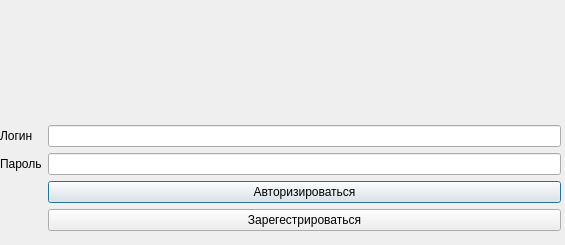
Qt form client/auth_window.ui (Olovat/ChatApp) before a commit.
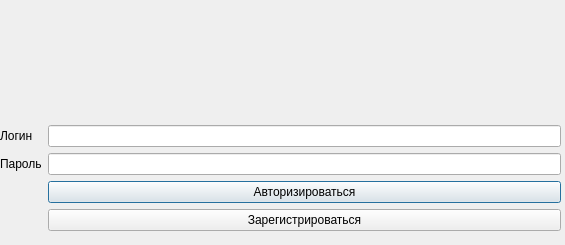
The same form after that commit.

Diff of the .ui file:
```diff
--- a/client/auth_window.ui
+++ b/client/auth_window.ui
@@ -56,7 +56,7 @@
     <item row="6" column="1">
      <widget class="QPushButton" name="Register_button">
       <property name="text">
-       <string>Зарегестрироваться</string>
+       <string>Зарегистрироваться</string>
       </property>
      </widget>
     </item>
```
